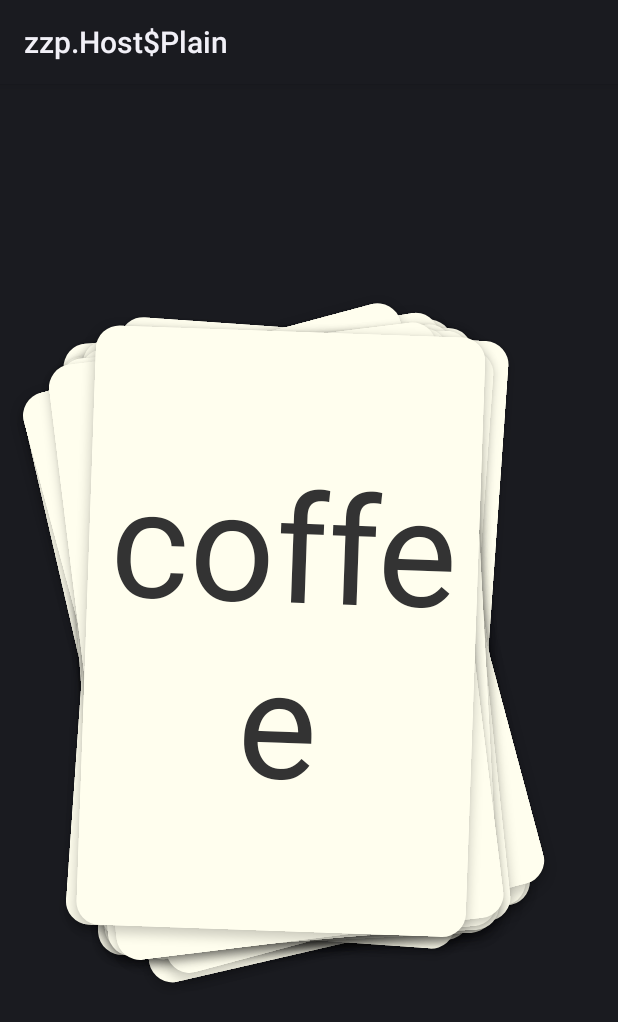
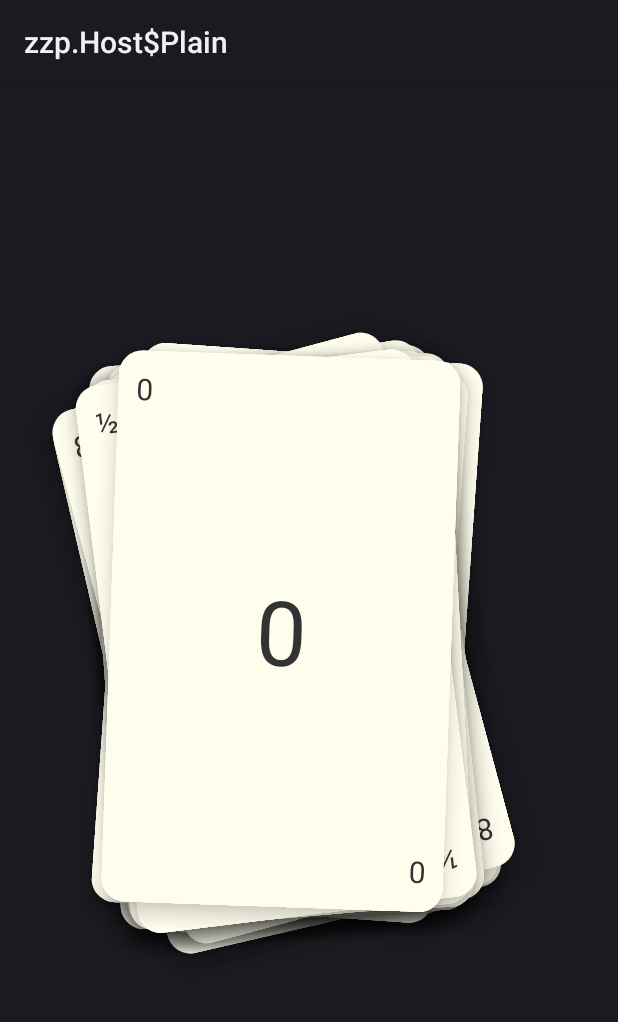
Before and after one commit to Entreco/Scrum-Poker, an Android app: the fragment PokerFragment shown on its own in the app's theme, on a phone screen of 412 x 824 dp. Shown: the top 1022 px of the screen. Run offline under Robolectric (Android 15) with nearby library versions, the phone set to English and light mode, and no system bars; our stand-ins replace data binding.

Commit message:
# Small Improvements

```diff
--- a/android/app/build.gradle
+++ b/android/app/build.gradle
@@ -28,7 +28,7 @@ android {
 dependencies {
     implementation project(':poker')
     implementation project(':base')
-    implementation 'androidx.appcompat:appcompat:1.0.0-alpha1'
-    implementation 'androidx.constraintlayout:constraintlayout:1.1.2'
+    implementation "androidx.appcompat:appcompat:$xAppCompat"
+    implementation "androidx.constraintlayout:constraintlayout:$xConstraintLayout"
     implementation "org.jetbrains.kotlin:kotlin-stdlib-jdk7:$kotlin_version"
 }
--- a/android/poker/src/main/java/nl/entreco/scrumpoker/poker/ui/poker/PokerViewModel.kt
+++ b/android/poker/src/main/java/nl/entreco/scrumpoker/poker/ui/poker/PokerViewModel.kt
@@ -8,19 +8,19 @@ class PokerViewModel : ViewModel() {
     val cards = ObservableArrayList<PokerCardModel>()
 
     init {
+        cards.add(PokerCardModel(PokerCard(13, "☕")))
+        cards.add(PokerCardModel(PokerCard(12, "?")))
+        cards.add(PokerCardModel(PokerCard(11, "∞")))
+        cards.add(PokerCardModel(PokerCard(10, "100")))
+        cards.add(PokerCardModel(PokerCard(9, "40")))
+        cards.add(PokerCardModel(PokerCard(8, "20")))
+        cards.add(PokerCardModel(PokerCard(7, "13")))
+        cards.add(PokerCardModel(PokerCard(6, "8")))
+        cards.add(PokerCardModel(PokerCard(5, "5")))
+        cards.add(PokerCardModel(PokerCard(4, "3")))
+        cards.add(PokerCardModel(PokerCard(3, "2")))
+        cards.add(PokerCardModel(PokerCard(2, "1")))
+        cards.add(PokerCardModel(PokerCard(1, "½")))
         cards.add(PokerCardModel(PokerCard(0, "0")))
-        cards.add(PokerCardModel(PokerCard(1, "1/2")))
-        cards.add(PokerCardModel(PokerCard(2, "1")))
-        cards.add(PokerCardModel(PokerCard(3, "2")))
-        cards.add(PokerCardModel(PokerCard(4, "3")))
-        cards.add(PokerCardModel(PokerCard(5, "5")))
-        cards.add(PokerCardModel(PokerCard(6, "8")))
-        cards.add(PokerCardModel(PokerCard(7, "13")))
-        cards.add(PokerCardModel(PokerCard(8, "20")))
-        cards.add(PokerCardModel(PokerCard(9, "40")))
-        cards.add(PokerCardModel(PokerCard(10, "100")))
-        cards.add(PokerCardModel(PokerCard(11, "∞")))
-        cards.add(PokerCardModel(PokerCard(12, "?")))
-        cards.add(PokerCardModel(PokerCard(13, "coffee")))
     }
 }
--- a/android/poker/src/main/res/layout/poker_card.xml
+++ b/android/poker/src/main/res/layout/poker_card.xml
@@ -1,5 +1,7 @@
 <?xml version="1.0" encoding="utf-8"?>
 <layout xmlns:android="http://schemas.android.com/apk/res/android"
+        xmlns:tools="http://schemas.android.com/tools"
+        xmlns:app="http://schemas.android.com/apk/res-auto"
         >
 
     <data>
@@ -11,29 +13,60 @@
 
     <ViewFlipper
             android:id="@+id/cardFlipper"
-            android:layout_width="wrap_content"
-            android:layout_height="wrap_content"
+            android:layout_width="260dp"
+            android:layout_height="400dp"
             android:padding="16dp"
             android:clipToPadding="false">
 
-        <TextView
-                android:id="@+id/cardView"
-                android:layout_width="260dp"
-                android:layout_height="400dp"
+        <androidx.constraintlayout.widget.ConstraintLayout
+                style="@style/Card.Front"
+                android:id="@+id/front"
+                android:layout_width="match_parent"
+                android:layout_height="match_parent"
                 android:background="@drawable/card"
-                android:foreground="?android:attr/selectableItemBackground"
-                android:elevation="4dp"
-                android:text="@{card.value}"
-                android:textColor="#333333"
-                android:textSize="100sp"
-                android:gravity="center"/>
+                android:elevation="8dp"
+                android:foreground="?android:attr/selectableItemBackground">
+
+            <TextView
+                    android:layout_width="wrap_content"
+                    android:layout_height="wrap_content"
+                    android:text="@{card.value}"
+                    android:textColor="#333333"
+                    android:textSize="20sp"
+                    android:layout_margin="12dp"
+                    android:gravity="center"
+                    app:layout_constraintStart_toStartOf="parent"
+                    app:layout_constraintTop_toTopOf="parent"
+                    tools:text="@string/app_name"/>
+
+            <TextView
+                    android:id="@+id/cardView"
+                    android:layout_width="match_parent"
+                    android:layout_height="match_parent"
+                    android:text="@{card.value}"
+                    android:textColor="#333333"
+                    android:textSize="60sp"
+                    android:gravity="center"
+                    tools:text="@string/app_name"/>
+
+            <TextView
+                    android:layout_width="wrap_content"
+                    android:layout_height="wrap_content"
+                    android:text="@{card.value}"
+                    android:textColor="#333333"
+                    android:textSize="20sp"
+                    android:gravity="center"
+                    app:layout_constraintEnd_toEndOf="parent"
+                    app:layout_constraintBottom_toBottomOf="parent"
+                    android:rotation="180"
+                    android:layout_margin="12dp"
+                    tools:text="@string/app_name"/>
+        </androidx.constraintlayout.widget.ConstraintLayout>
 
         <TextView
-                android:layout_width="260dp"
-                android:layout_height="400dp"
-                android:background="@drawable/card_back"
-                android:foreground="?android:attr/selectableItemBackground"
-                android:elevation="4dp"
+                style="@style/Card.Back"
+                android:layout_width="match_parent"
+                android:layout_height="match_parent"
                 android:textColor="#333333"
                 android:textSize="100sp"
                 android:gravity="center"/>
--- /dev/null
+++ b/android/poker/src/main/res/values/styles_card.xml
@@ -0,0 +1,15 @@
+<?xml version="1.0" encoding="utf-8"?>
+<resources>
+    <style name="Card">
+        <item name="android:foreground">?android:attr/selectableItemBackground</item>
+        <item name="android:elevation">2dp</item>
+    </style>
+
+    <style name="Card.Front">
+        <item name="android:background">@drawable/card</item>
+    </style>
+
+    <style name="Card.Back">
+        <item name="android:background">@drawable/card_back</item>
+    </style>
+</resources>
```
